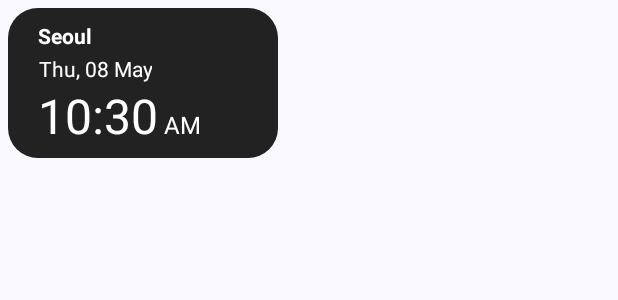
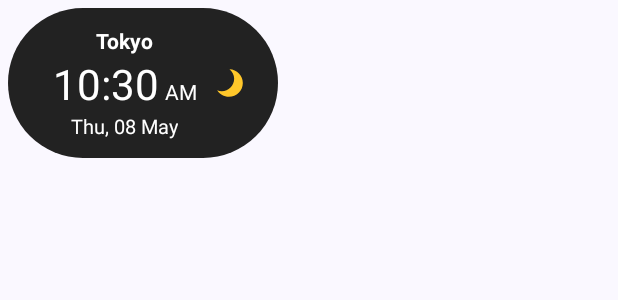
Before and after one commit to pruthvi-21/zono-widgets, an Android app built with Jetpack Compose: the layout widget_clock.xml on its own in the app's theme, with its tools: preview values and no code run, on a phone screen of 412 x 824 dp. Shown: the top 300 px of the screen. Run offline under Robolectric (Android 15) with nearby library versions, the phone set to English and light mode, and no system bars.

Commit message:
feat: update clock widget layout with pill design

```diff
--- a/app/src/main/res/drawable/bg_widget_clock_day.xml
+++ b/app/src/main/res/drawable/bg_widget_clock_day.xml
@@ -1,6 +1,6 @@
 <?xml version="1.0" encoding="utf-8"?>
 <shape xmlns:android="http://schemas.android.com/apk/res/android"
     android:shape="rectangle">
-    <corners android:radius="20dp" />
+    <corners android:radius="1000dp" />
     <solid android:color="#2E2E2E" />
 </shape>
--- a/app/src/main/res/drawable/bg_widget_clock_night.xml
+++ b/app/src/main/res/drawable/bg_widget_clock_night.xml
@@ -1,6 +1,6 @@
 <?xml version="1.0" encoding="utf-8"?>
 <shape xmlns:android="http://schemas.android.com/apk/res/android"
     android:shape="rectangle">
-    <corners android:radius="20dp" />
+    <corners android:radius="1000dp" />
     <solid android:color="#222222" />
 </shape>
--- a/app/src/main/res/layout/widget_clock.xml
+++ b/app/src/main/res/layout/widget_clock.xml
@@ -3,10 +3,9 @@
     xmlns:tools="http://schemas.android.com/tools"
     android:id="@+id/root"
     android:layout_width="0dp"
-    android:layout_height="match_parent"
+    android:layout_height="100dp"
     android:layout_margin="5dp"
     android:layout_weight="1"
-    tools:layout_height="100dp"
     tools:layout_width="180dp">
 
     <FrameLayout
@@ -16,54 +15,32 @@
         android:background="@drawable/bg_widget_clock_night" />
 
     <LinearLayout
-        android:id="@+id/content"
         android:layout_width="match_parent"
         android:layout_height="match_parent"
         android:gravity="center_vertical"
-        android:orientation="vertical"
+        android:orientation="horizontal"
         android:paddingHorizontal="20dp">
 
-        <RelativeLayout
-            android:layout_width="match_parent"
-            android:layout_height="wrap_content"
-            android:layoutDirection="locale">
+        <LinearLayout
+            android:id="@+id/content"
+            android:layout_width="0dp"
+            android:layout_height="match_parent"
+            android:layout_weight="1"
+            android:gravity="center"
+            android:orientation="vertical">
 
             <TextView
                 android:id="@+id/place"
                 android:layout_width="wrap_content"
                 android:layout_height="wrap_content"
-                android:layout_alignParentStart="true"
-                android:layout_centerVertical="true"
-                android:layout_toStartOf="@id/icon"
                 android:ellipsize="end"
+                android:gravity="start"
                 android:maxLines="1"
                 android:textColor="@android:color/white"
+                android:textDirection="locale"
                 android:textSize="14sp"
                 android:textStyle="bold"
-                android:gravity="start"
-                android:textDirection="locale"
-                tools:text="Seoul" />
-
-            <ImageView
-                android:id="@+id/icon"
-                android:layout_width="24dp"
-                android:layout_height="24dp"
-                android:layout_alignParentEnd="true"
-                android:layout_centerVertical="true"
-                android:layout_marginStart="4dp"
-                android:contentDescription="@null" />
-        </RelativeLayout>
-
-        <TextClock
-            android:id="@+id/date"
-            android:layout_width="wrap_content"
-            android:layout_height="wrap_content"
-            android:format12Hour="@string/widget_date_format"
-            android:format24Hour="@string/widget_date_format"
-            android:gravity="center"
-            android:textColor="@android:color/white"
-            android:textSize="14sp"
-            android:timeZone="Asia/Tokyo" />
+                tools:text="Tokyo" />
 
             <LinearLayout
                 android:id="@+id/time_container"
@@ -79,7 +56,7 @@
                     android:format12Hour="@string/widget_format_time_12"
                     android:format24Hour="@string/widget_format_time_24"
                     android:textColor="@android:color/white"
-                android:textSize="32sp" />
+                    android:textSize="28sp" />
 
                 <TextClock
                     android:id="@+id/amPmText"
@@ -87,11 +64,29 @@
                     android:layout_height="wrap_content"
                     android:format12Hour="a"
                     android:format24Hour=""
+                    android:maxLines="1"
                     android:paddingStart="4dp"
                     android:textColor="@android:color/white"
-                android:textSize="16sp"
+                    android:textSize="14sp"
                     tools:ignore="RtlSymmetry" />
             </LinearLayout>
+
+            <TextClock
+                android:id="@+id/date"
+                android:layout_width="wrap_content"
+                android:layout_height="wrap_content"
+                android:format12Hour="@string/widget_date_format"
+                android:format24Hour="@string/widget_date_format"
+                android:gravity="center"
+                android:textColor="@android:color/white"
+                android:textSize="13sp" />
         </LinearLayout>
 
+        <ImageView
+            android:id="@+id/icon"
+            android:layout_width="24dp"
+            android:layout_height="24dp"
+            android:contentDescription="@null"
+            tools:src="@drawable/ic_moon_24dp" />
+    </LinearLayout>
 </FrameLayout>
```
Lines whose indentation alone changed are shown as unchanged.
